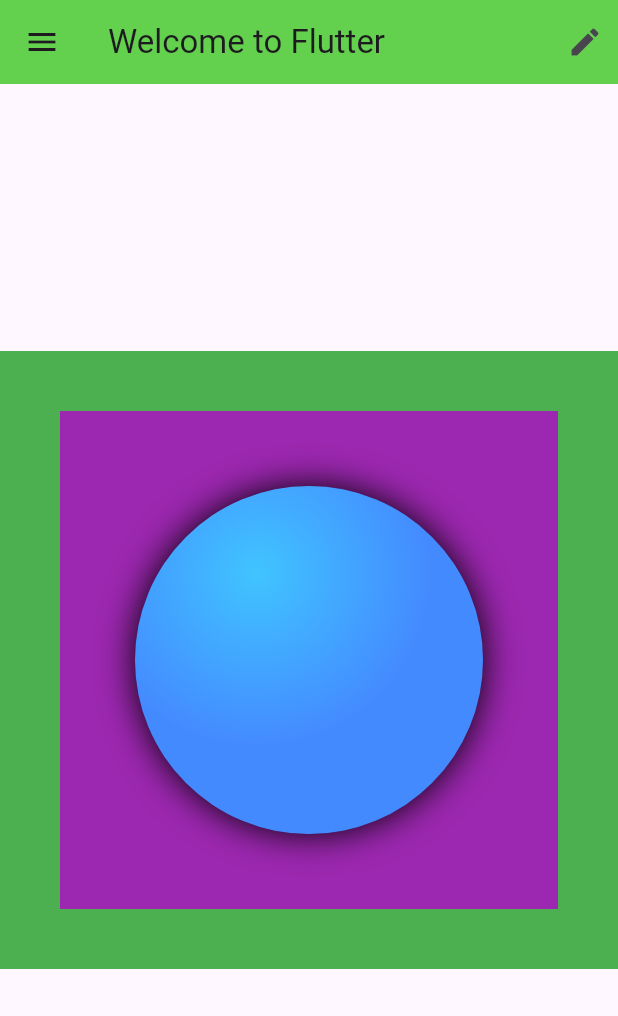
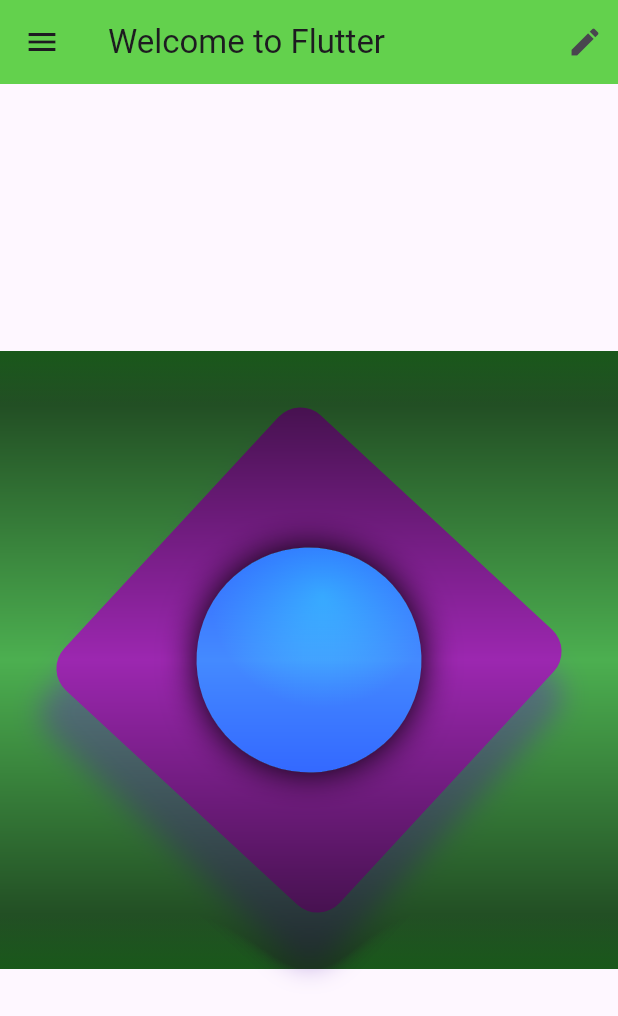
Before and after one commit to arherman92/Belajar-Flutter, a Flutter app: the screen it shows after launch, on a phone screen of 412 x 824 dp. Shown: the top 1016 px of the screen. Run offline on Flutter 3.47's test engine with Material 3 defaults, Android fonts, the phone set to English and light mode, and no system bars.

Commit message:
perubahan dan tambah code
saya melakukan perubahan code dan penambahan code pada contaner dan menghasilkan layout yang bagus

```diff
--- a/flutter_layout/lib/immutable_widget.dart
+++ b/flutter_layout/lib/immutable_widget.dart
@@ -1,4 +1,5 @@
 import 'package:flutter/material.dart';
+import 'dart:math' as math;
 
 class ImmutableWidget extends StatelessWidget {
   const ImmutableWidget({super.key});
@@ -6,14 +7,44 @@ class ImmutableWidget extends StatelessWidget {
   @override
   Widget build(BuildContext context) {
     return Container(
+      decoration: const BoxDecoration(
         color: Colors.green,
-      child: Padding(
-        padding: const EdgeInsets.all(40),
+      ),
+      foregroundDecoration: const BoxDecoration(
+        backgroundBlendMode: BlendMode.colorBurn,
+        gradient: LinearGradient(
+            begin: Alignment.topCenter,
+            end: Alignment.bottomCenter,
+            colors: [
+              Color(0xAA0d6123),
+              Color(0x00000000),
+              Color(0xAA0d6123),
+            ]),
+      ),
+      child: Center(
+        child: Transform.rotate(
+          angle: 180 / math.pi,
           child: Container(
+            width: 250,
+            height: 250,
+            decoration: BoxDecoration(
               color: Colors.purple,
+              boxShadow: [
+                BoxShadow(
+                  color: Colors.deepPurple.withAlpha(120),
+                  spreadRadius: 4,
+                  blurRadius: 15,
+                  offset: Offset.fromDirection(1.0, 30),
+                ),
+              ],
+              borderRadius: const BorderRadius.all(
+                Radius.circular(20),
+              ),
+            ),
             child: Padding(
               padding: const EdgeInsets.all(50.0),
               child: _buildShinyCircle(),
+            ),
           ),
         ),
       ),
```
Lines whose indentation alone changed are shown as unchanged.
